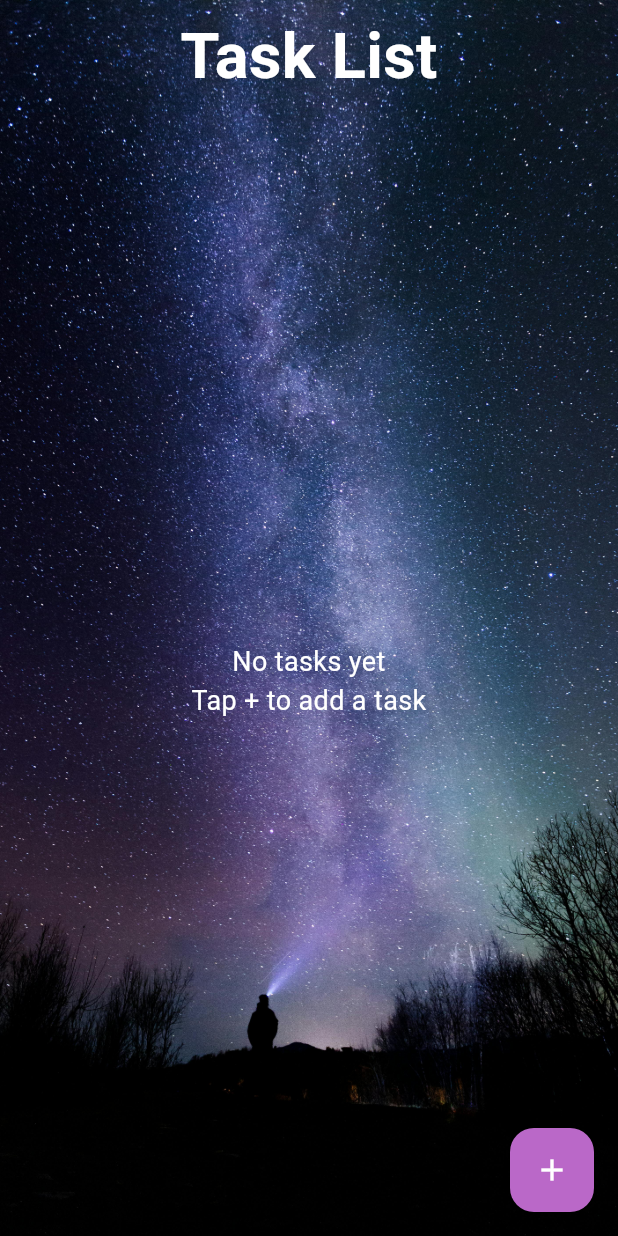
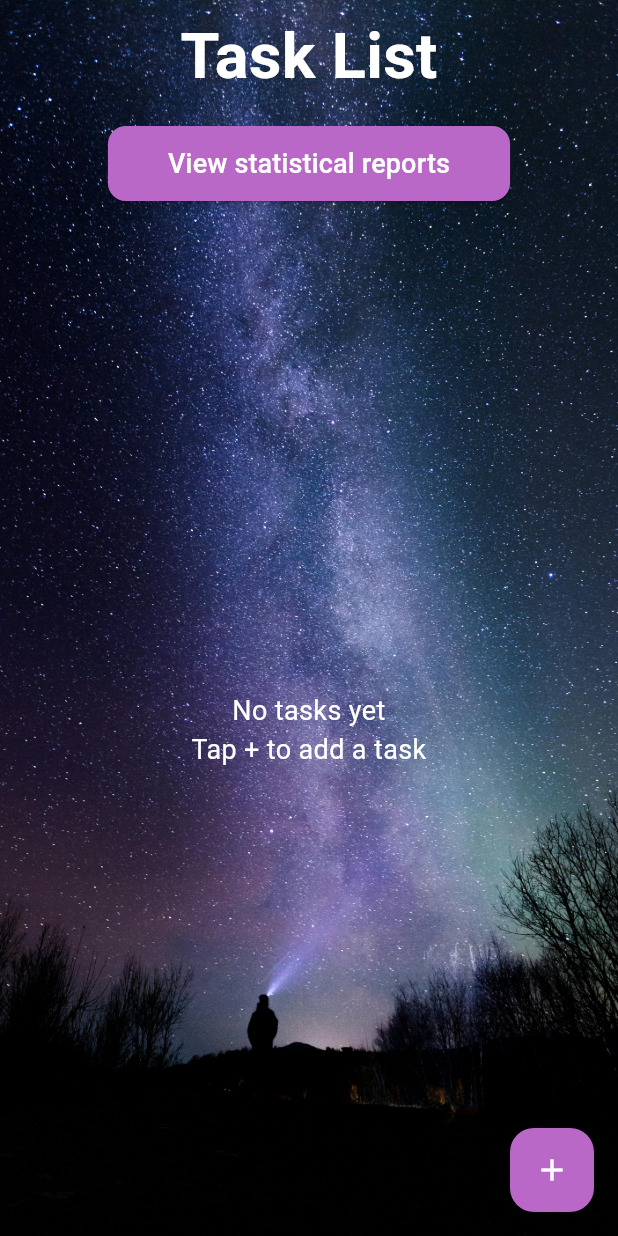
Before and after one commit to Hongjing-1/tomato-clock, a Flutter app: the Taskpage screen opened by its route, on a phone screen of 412 x 824 dp. Run offline on Flutter 3.47's test engine with Material 3 defaults, Android fonts, the light colour scheme and no system bars; our stand-ins replace audioplayers, shared_preferences; accounts and stored records are empty.

```diff
--- a/lib/Taskpage.dart
+++ b/lib/Taskpage.dart
@@ -1,6 +1,7 @@
 import 'package:flutter/material.dart';
 import 'package:provider/provider.dart';
 import 'package:untitled4/task_provider.dart';
+
 
 class Taskpage extends StatefulWidget {
   const Taskpage({super.key});
@@ -53,6 +54,23 @@ class _TaskpageState extends State<Taskpage> {
                     fontSize: 42,
                     fontWeight: FontWeight.bold,
                     color: Colors.white,
+                  ),
+                ),
+                const SizedBox(height: 16),
+                ElevatedButton(
+                  onPressed: () {
+                    Navigator.pushNamed(context, '/stats'); // 跳轉到統計頁
+                  },
+                  style: ElevatedButton.styleFrom(
+                    backgroundColor: Colors.purple.shade300,
+                    shape: RoundedRectangleBorder(
+                      borderRadius: BorderRadius.circular(12),
+                    ),
+                    padding: const EdgeInsets.symmetric(horizontal: 40, vertical: 12),
+                  ),
+                  child: const Text(
+                    'View statistical reports',
+                    style: TextStyle(fontSize: 18, color: Colors.white),
                   ),
                 ),
                 const SizedBox(height: 16),
--- a/lib/home.dart
+++ b/lib/home.dart
@@ -304,6 +304,7 @@ class _HomepageState extends State<Homepage>
                   onTap: () {
                     taskProvider.chooseTask(index);
                     setState(() {
+
                       workDuration = int.parse(task['work']!);
                       breakDuration = int.parse(task['rest']!);
                       _refreshTimer();
--- a/lib/main.dart
+++ b/lib/main.dart
@@ -2,7 +2,6 @@ import 'package:flutter/material.dart';
 import 'package:flutter/services.dart';
 import 'package:provider/provider.dart';
 import 'package:untitled4/task_stats_page.dart';
-
 import 'Apppagecontroller.dart';
 import 'home.dart';
 import 'log in.dart';
```
Also changed, not shown: lib/task_stats_page.dart (+15 -6 lines).
